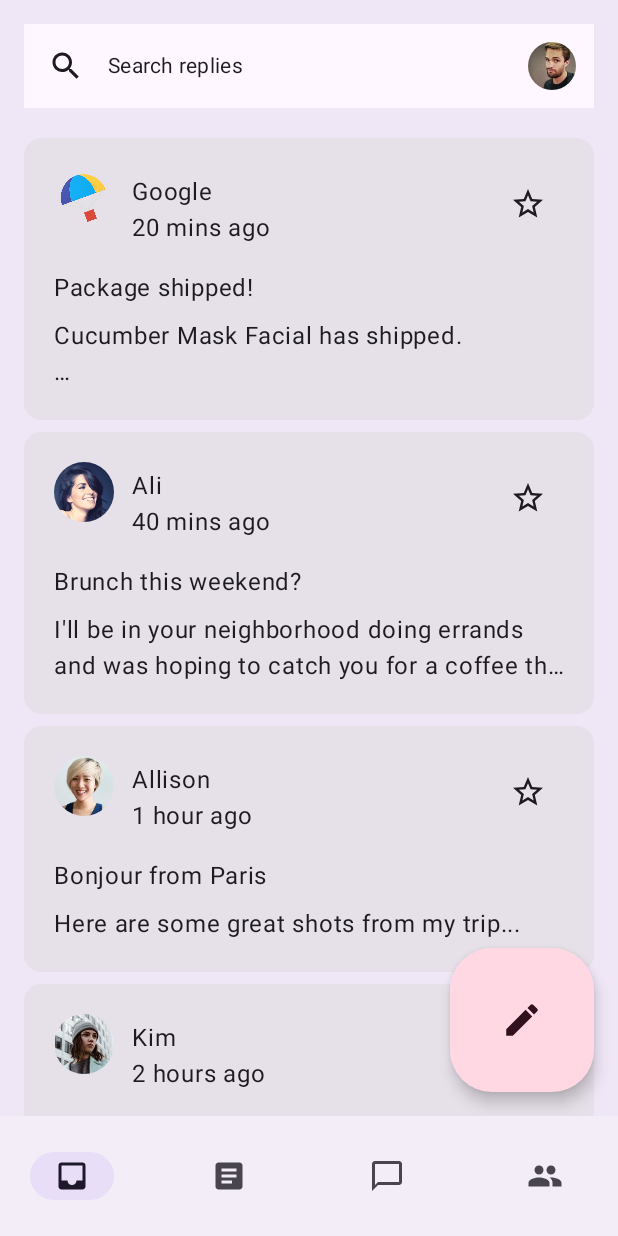
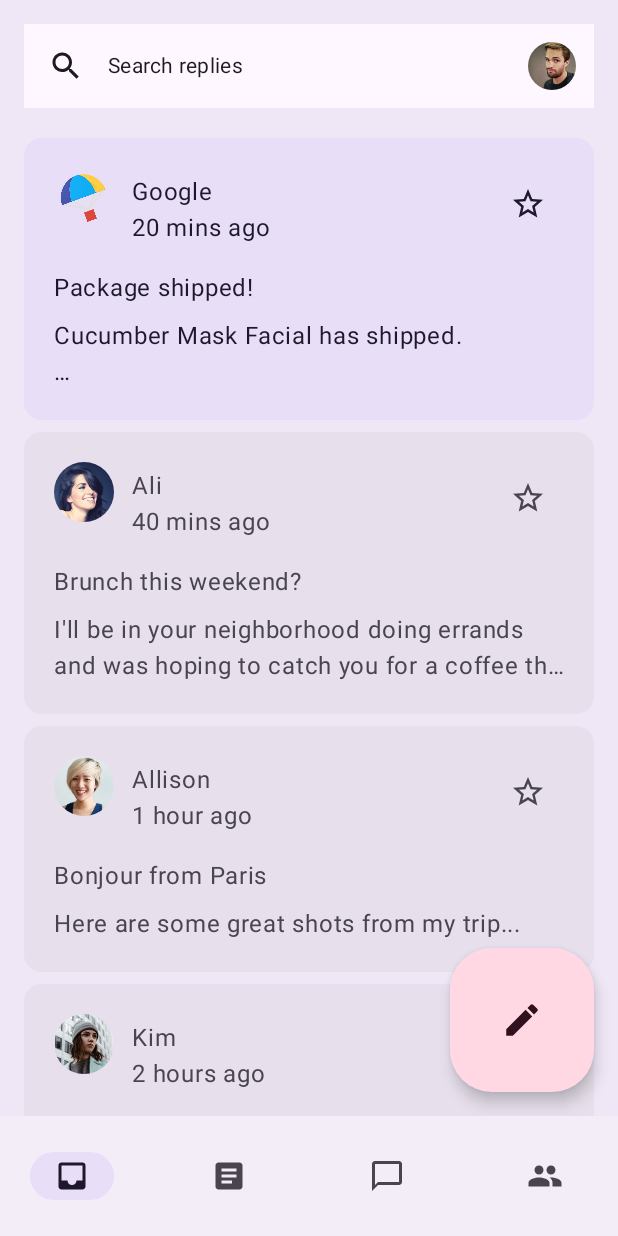
Before and after one commit to koumiaomiao/ThemingCodelab, an Android app built with Jetpack Compose: the screen it shows after launch (MainActivity), on a phone screen of 412 x 824 dp. Run offline under Robolectric (Android 15) with nearby library versions, the phone set to English and light mode, and no system bars.

Commit message:
update card color

```diff
--- a/app/src/main/java/com/example/reply/ui/components/ReplyEmailListItem.kt
+++ b/app/src/main/java/com/example/reply/ui/components/ReplyEmailListItem.kt
@@ -26,9 +26,11 @@ import androidx.compose.foundation.shape.CircleShape
 import androidx.compose.material.icons.Icons
 import androidx.compose.material.icons.filled.StarBorder
 import androidx.compose.material3.Card
+import androidx.compose.material3.CardDefaults
 import androidx.compose.material3.ExperimentalMaterial3Api
 import androidx.compose.material3.Icon
 import androidx.compose.material3.IconButton
+import androidx.compose.material3.MaterialTheme
 import androidx.compose.material3.Text
 import androidx.compose.runtime.Composable
 import androidx.compose.ui.Modifier
@@ -53,6 +55,11 @@ fun ReplyEmailListItem(
             .padding(horizontal = 16.dp, vertical = 4.dp)
             .semantics { selected = isSelected }
             .clickable { navigateToDetail(email.id) },
+        colors = CardDefaults.cardColors(
+            containerColor = if (email.isImportant)
+                MaterialTheme.colorScheme.secondaryContainer
+            else MaterialTheme.colorScheme.surfaceVariant
+        )
     ) {
         Column(
             modifier = Modifier
```
